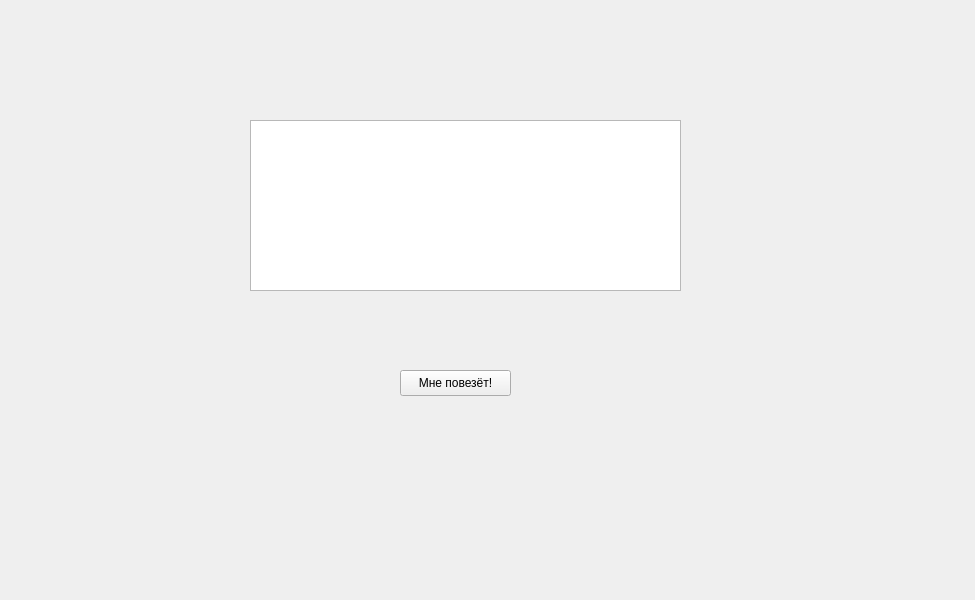
Before: the Qt Designer form widget.ui in Gemefoll/Lottery-for-mathematicians, drawn with Qt 5.
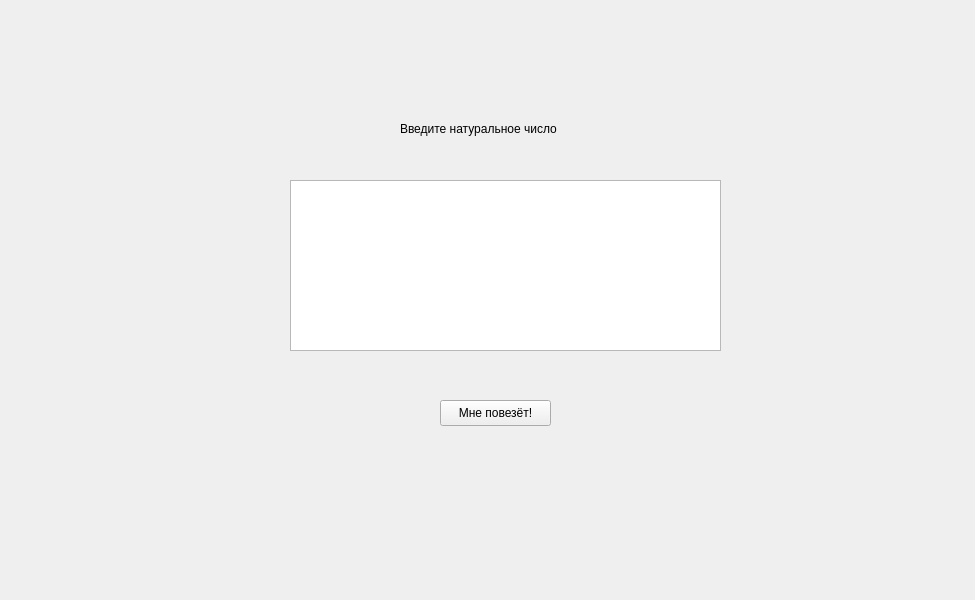
After: the same form once the commit is applied.

Commit message: Улучшение UI и проверка на пустую строку

```diff
--- a/widget.ui
+++ b/widget.ui
@@ -16,8 +16,8 @@
   <widget class="QPushButton" name="pushButton">
    <property name="geometry">
     <rect>
-     <x>400</x>
-     <y>370</y>
+     <x>440</x>
+     <y>400</y>
      <width>111</width>
      <height>26</height>
     </rect>
@@ -29,8 +29,8 @@
   <widget class="QPlainTextEdit" name="plainTextEdit">
    <property name="geometry">
     <rect>
-     <x>250</x>
-     <y>120</y>
+     <x>290</x>
+     <y>180</y>
      <width>431</width>
      <height>171</height>
     </rect>
@@ -39,8 +39,8 @@
   <widget class="QLabel" name="label">
    <property name="geometry">
     <rect>
-     <x>250</x>
-     <y>50</y>
+     <x>290</x>
+     <y>370</y>
      <width>431</width>
      <height>20</height>
     </rect>
@@ -49,6 +49,19 @@
     <string/>
    </property>
   </widget>
+  <widget class="QLabel" name="label_2">
+   <property name="geometry">
+    <rect>
+     <x>400</x>
+     <y>120</y>
+     <width>181</width>
+     <height>18</height>
+    </rect>
+   </property>
+   <property name="text">
+    <string>Введите натуральное число</string>
+   </property>
+  </widget>
  </widget>
  <resources/>
  <connections/>
```
The commit also changes 1 other file.
